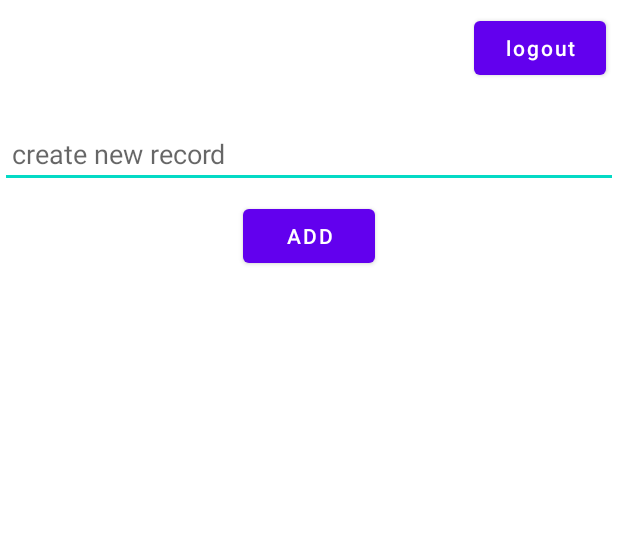
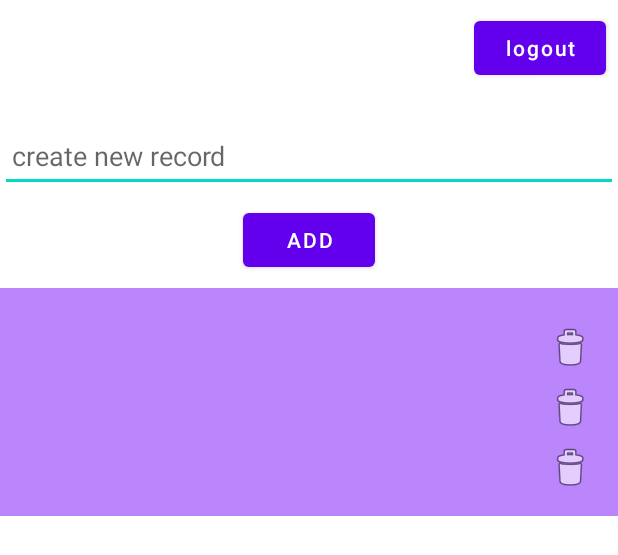
Before and after one commit to NanaPeik/FirebaseEx, an Android app: the layout activity_main.xml on its own in the app's theme, with its tools: preview values and no code run, on a phone screen of 412 x 824 dp. Shown: the top 555 px of the screen. Run offline under Robolectric (Android 15) with nearby library versions, the phone set to English and light mode, and no system bars.

Commit message:
delete record

```diff
--- a/app/src/main/res/layout/activity_main.xml
+++ b/app/src/main/res/layout/activity_main.xml
@@ -17,28 +17,28 @@
 
     <EditText
         android:id="@+id/new_note"
-        android:hint="@string/create_new_record"
-        android:paddingStart="8dp"
         android:layout_width="match_parent"
         android:layout_height="wrap_content"
-        android:layout_marginTop="16dp" />
+        android:layout_marginTop="16dp"
+        android:hint="@string/create_new_record"
+        android:minHeight="48dp"
+        android:paddingStart="8dp" />
 
     <Button
         android:id="@+id/add"
         android:layout_width="wrap_content"
-        android:layout_marginTop="8dp"
         android:layout_height="wrap_content"
         android:layout_gravity="center"
+        android:layout_marginTop="8dp"
         android:text="@string/add" />
 
-    <TextView
-        android:id="@+id/note_list_item"
-        android:layout_width="wrap_content"
+    <androidx.recyclerview.widget.RecyclerView
+        android:id="@+id/records"
+        android:background="@color/purple_200"
+        android:layout_width="match_parent"
         android:layout_height="wrap_content"
-        android:layout_marginStart="16dp"
+        tools:listitem="@layout/record_item"
         android:layout_marginTop="8dp"
-        android:text=""
-        android:textColor="@color/purple_700"
-        android:textSize="20sp" />
+        android:padding="16dp"/>
 
 </LinearLayout>
--- /dev/null
+++ b/app/src/main/res/layout/record_item.xml
@@ -0,0 +1,30 @@
+<?xml version="1.0" encoding="utf-8"?>
+<androidx.constraintlayout.widget.ConstraintLayout xmlns:android="http://schemas.android.com/apk/res/android"
+    xmlns:app="http://schemas.android.com/apk/res-auto"
+    xmlns:tools="http://schemas.android.com/tools"
+    android:layout_width="match_parent"
+    android:layout_marginTop="8dp"
+    android:layout_height="wrap_content">
+
+    <TextView
+        android:id="@+id/record_item"
+        android:layout_width="wrap_content"
+        android:layout_height="wrap_content"
+        android:text=""
+        android:textColor="@color/purple_700"
+        android:textSize="20sp"
+        app:layout_constraintEnd_toStartOf="@id/delete_record"
+        app:layout_constraintStart_toStartOf="parent"
+        app:layout_constraintTop_toTopOf="parent" />
+
+    <ImageView
+        android:id="@+id/delete_record"
+        android:layout_width="wrap_content"
+        android:layout_height="wrap_content"
+        app:layout_constraintEnd_toEndOf="parent"
+        app:layout_constraintTop_toTopOf="parent"
+        app:srcCompat="@android:drawable/ic_menu_delete"
+        tools:layout_editor_absoluteX="134dp"
+        tools:layout_editor_absoluteY="78dp" />
+
+</androidx.constraintlayout.widget.ConstraintLayout>
```
Also changed, not shown: app/src/main/java/com/example/todolist/MainActivity.kt (+40 -8 lines), app/src/main/java/com/example/todolist/RecordDocument.kt (added, +7 -0 lines), app/src/main/java/com/example/todolist/TodoListAdapter.kt (added, +51 -0 lines).
